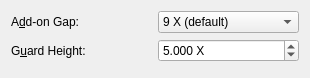
First picture: the form in frontend_qt/grpUPCA.ui, repository zint/zint, before the edit.
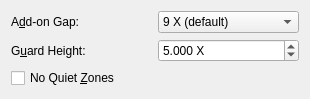
Second picture: the form after the edit.

Commit message: Add output_options BARCODE_QUIET_ZONES and BARCODE_NO_QUIET_ZONES

```diff
--- a/frontend_qt/grpUPCA.ui
+++ b/frontend_qt/grpUPCA.ui
@@ -124,6 +124,19 @@
      </item>
     </layout>
    </item>
+   <item>
+    <widget class="QCheckBox" name="chkUPCANoQuietZones">
+     <property name="text">
+      <string>No Quiet &amp;Zones</string>
+     </property>
+     <property name="checked">
+      <bool>false</bool>
+     </property>
+     <property name="toolTip">
+      <string>Do not add quiet zones to whitespace</string>
+     </property>
+    </widget>
+   </item>
    <item>
     <spacer name="verticalSpacer">
      <property name="orientation">
```
The commit also changes 30 other files.
